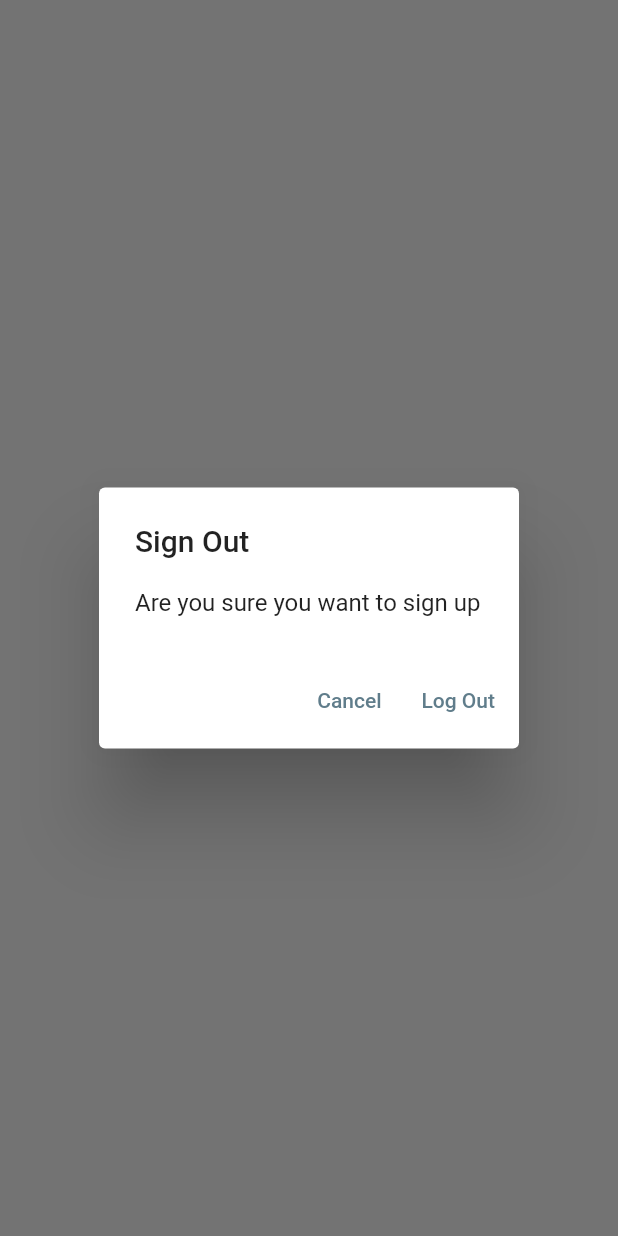
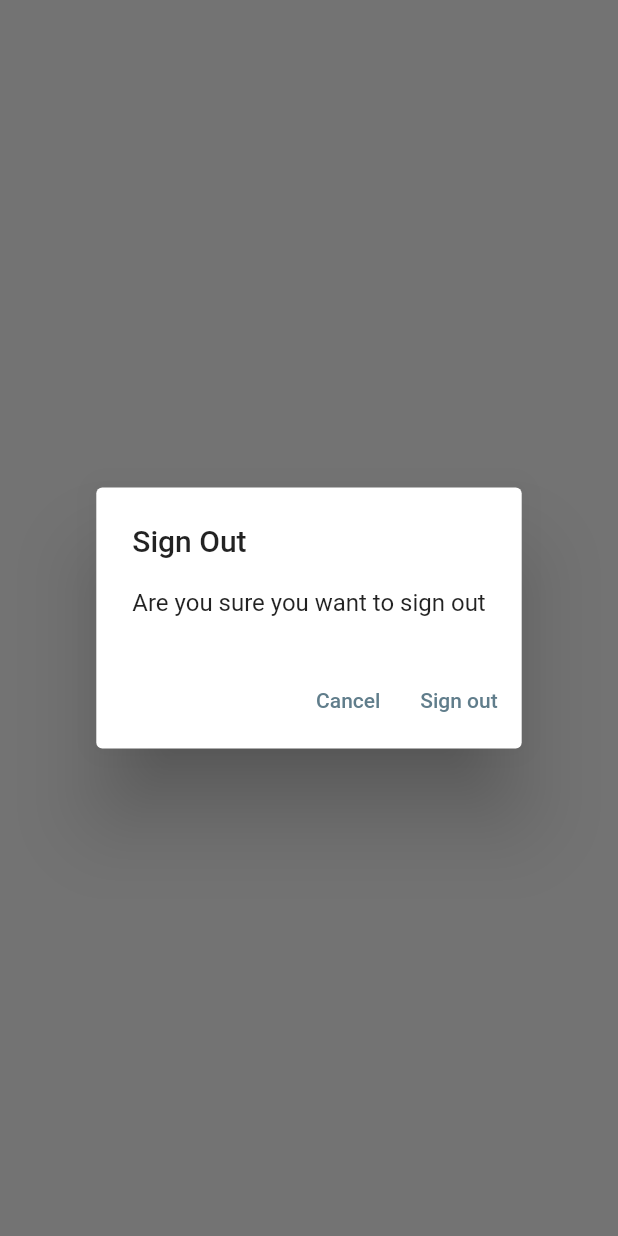
Before and after one commit to hephzisoft/mynoted-flutter, a Flutter app: what showLogOutDialog() shows on an empty page, opened directly, on a phone screen of 412 x 824 dp. Run offline on Flutter 3.47's test engine with Material 2 defaults, Android fonts, the phone set to English and light mode, and no system bars; our stand-ins replace firebase_auth, firebase_core; accounts and stored records are empty; network calls fail.

```diff
--- a/lib/main.dart
+++ b/lib/main.dart
@@ -19,7 +19,7 @@ void main() {
     routes: {
       '/login/': (context) => const LoginView(),
       '/register/': (context) => const RegisterView(),
-      '/notesview':(context) => const NotesView(),
+      '/notes/':(context) => const NotesView(),
     },
   ));
 }
@@ -94,7 +94,7 @@ class _NotesViewState extends State<NotesView> {
               return const [
                 PopupMenuItem(
                   value: MenuAction.logout,
-                  child: Text("Log out"),
+                  child: Text("Sign out"),
                 ),
               ];
             },
@@ -112,7 +112,7 @@ Future<bool> showLogOutDialog(BuildContext context) {
       builder: (context) {
         return AlertDialog(
           title: const Text("Sign Out"),
-          content: const Text("Are you sure you want to sign up"),
+          content: const Text("Are you sure you want to sign out"),
           actions: [
             TextButton(
               onPressed: () {
@@ -124,7 +124,7 @@ Future<bool> showLogOutDialog(BuildContext context) {
               onPressed: () {
                 Navigator.of(context).pop(true);
               },
-              child: const Text("Log Out"),
+              child: const Text("Sign out"),
             ),
           ],
         );
```
Also changed, not shown: lib/views/login_view.dart (+9 -5 lines).
